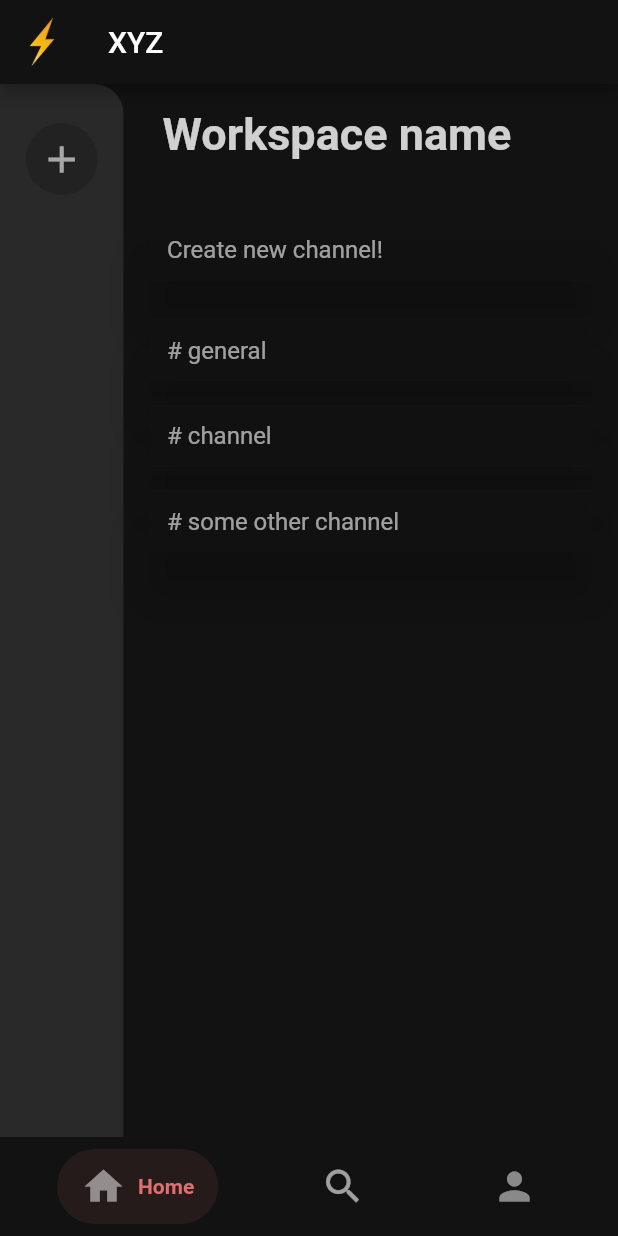
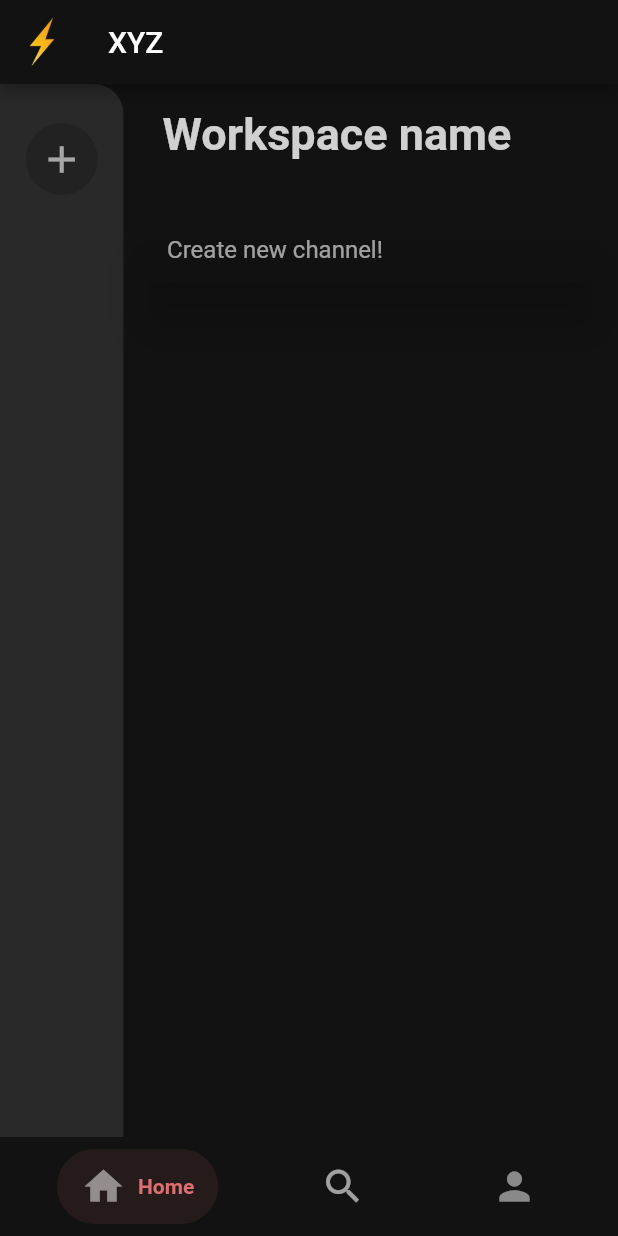
Before and after one commit to pri1311/xyz, a Flutter app: the screen it shows after launch, on a phone screen of 412 x 824 dp. Run offline on Flutter 3.47's test engine with Material 2 defaults, Android fonts, the phone set to English and light mode, and no system bars; drawn by our look-alikes of salomon_bottom_bar; our stand-ins replace animated_text_kit, flutter_chat_bubble, like_button, page_transition, rflutter_alert, shared_preferences; missing offline and left inert: fancy_drawer, flappy_search_bar; network calls fail.

Commit message:
create channel error

```diff
--- a/lib/screens/channelList.dart
+++ b/lib/screens/channelList.dart
@@ -1,4 +1,5 @@
 import 'dart:convert';
+import 'dart:io';
 import 'package:flutter/material.dart';
 import 'package:flutter/services.dart';
 import 'package:page_transition/page_transition.dart';
@@ -33,32 +34,16 @@ class _channelListState extends State<channelList> {
     "some other channel",
   ];
 
-  var workspaces = [
-    {
-      'id': 1,
-      'name': "Workspace1",
-      'channels': [
-        "general",
-        "channel",
-        "some other channel",
-      ],
-    },
-    {
-      'id': 2,
-      'name': "Workspace2",
-      'channels': [
-        "general",
-        "channel",
-      ],
-    }
-  ];
+  var workspaces = [];
   SharedPreferences logindata;
   String username;
+
   @override
   void initState() {
     super.initState();
     initial();
     getWorkspace();
+    getChannels();
   }
 
   bool isNameValid = false;
@@ -67,6 +52,7 @@ class _channelListState extends State<channelList> {
   String channel_name;
   String admin_name_c;
   int length = 0;
+  var wid;
 
   bool validateTextField(String userInput) {
     if (userInput.isEmpty) {
@@ -88,6 +74,8 @@ class _channelListState extends State<channelList> {
     });
   }
 
+  var channels = [];
+
   void getWorkspace() async {
     final url = 'http://10.0.2.2:5000/getWorkspace';
     final response = await http.get(url);
@@ -98,7 +86,23 @@ class _channelListState extends State<channelList> {
       var workspaces = decoded['w'];
       length = workspaces.length;
       print(length);
+      wid = workspaces[0]['id'];
+      print(wid);
       //print(workspaces);
+    });
+  }
+
+  void getChannels() async {
+    final url = 'http://10.0.2.2:5000/getChannels/${wid}';
+    final response = await http.get(url);
+    final decoded = json.decode(response.body) as Map<String, dynamic>;
+    setState(() {
+      var channels = decoded['c'];
+      length = channels.length;
+      print(length);
+      print(wid);
+      print(url);
+      print(channels);
     });
   }
 
@@ -489,22 +493,26 @@ class _channelListState extends State<channelList> {
                       SizedBox(
                         height: 10,
                       ),
-                      Expanded(
+                      wid != null
+                          ? Expanded(
                               child: ListView.separated(
                                 padding: const EdgeInsets.all(8.0),
-                          itemCount: availableChannels.length,
+                                itemCount: channels.length,
                                 itemBuilder: (BuildContext context, int index) {
                                   return InkWell(
                                     onTap: () {
                                       Navigator.push(
                                           context,
                                           PageTransition(
-                                        duration: Duration(milliseconds: 500),
-                                        type: PageTransitionType.leftToRight,
+                                              duration:
+                                                  Duration(milliseconds: 500),
+                                              type: PageTransitionType
+                                                  .leftToRight,
                                               child: ChannelScreen()));
                                     },
                                     child: Material(
-                                color: Color(0xFF121212).withOpacity(0.70),
+                                      color:
+                                          Color(0xFF121212).withOpacity(0.70),
                                       //borderRadius: BorderRadius.circular(10.0),
                                       shadowColor: Color(0xFF121212),
                                       elevation: 15,
@@ -517,20 +525,25 @@ class _channelListState extends State<channelList> {
                                         ),
                                         padding: EdgeInsets.all(10.0),
                                         child: Text(
-                                    '# ${availableChannels[index]}',
+                                          '# ${channels[index]['name']}',
                                           style: TextStyle(
                                             fontSize: 16.0,
-                                      color: Colors.white.withOpacity(0.60),
+                                            color:
+                                                Colors.white.withOpacity(0.60),
                                           ),
                                         ),
                                       ),
                                     ),
                                   );
                                 },
-                          separatorBuilder: (BuildContext context, int index) =>
+                                separatorBuilder:
+                                    (BuildContext context, int index) =>
                                         const Divider(),
                               ),
-                      ),
+                            )
+                          : SizedBox(
+                              height: 0,
+                            )
                     ],
                   ),
                 ),
```
Lines whose indentation alone changed are shown as unchanged.
